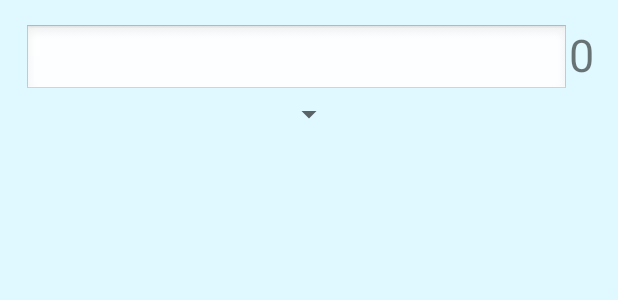
After one commit to Witidek/Haiku-Helper, an Android app: the layout activity_suggestion.xml on its own in the app's theme, with its tools: preview values and no code run, on a phone screen of 412 x 824 dp. The commit adds this screen. Shown: the top 300 px of the screen. Run offline under Robolectric (Android 15) with nearby library versions, the phone set to English and light mode, and no system bars.

Commit message:
Haiku parcelable, started suggestions
- Made Haiku object parcelable
- Started SuggestionActivity
- Changed input types for EditText

```diff
--- /dev/null
+++ b/app/src/main/res/layout/activity_suggestion.xml
@@ -0,0 +1,48 @@
+<?xml version="1.0" encoding="utf-8"?>
+<RelativeLayout xmlns:android="http://schemas.android.com/apk/res/android"
+    xmlns:tools="http://schemas.android.com/tools" android:layout_width="match_parent"
+    android:layout_height="match_parent" android:paddingLeft="@dimen/activity_horizontal_margin"
+    android:paddingRight="@dimen/activity_horizontal_margin"
+    android:paddingTop="@dimen/activity_vertical_margin"
+    android:paddingBottom="@dimen/activity_vertical_margin"
+    tools:context="cmps121.haikuhelper.SuggestionActivity">
+
+    <EditText
+        android:layout_width="wrap_content"
+        android:layout_height="wrap_content"
+        android:id="@+id/editText"
+        android:digits="abcdefghijklmnopqrstuvwxyz ABCDEFGHIJKLMNOPQRSTUVWXYZ"
+        android:singleLine="true"
+        android:background="@android:drawable/edit_text"
+        android:layout_alignParentTop="true"
+        android:layout_alignParentLeft="true"
+        android:layout_alignParentStart="true"
+        android:layout_toLeftOf="@+id/textView14"
+        android:layout_toStartOf="@+id/textView14" />
+
+    <TextView
+        android:layout_width="wrap_content"
+        android:layout_height="wrap_content"
+        android:text="0"
+        android:id="@+id/textView14"
+        android:layout_alignParentTop="true"
+        android:layout_alignParentRight="true"
+        android:layout_alignParentEnd="true"
+        android:textSize="30dp" />
+
+    <Spinner
+        android:layout_width="wrap_content"
+        android:layout_height="wrap_content"
+        android:id="@+id/spinner"
+        android:layout_below="@+id/editText"
+        android:layout_centerHorizontal="true" />
+
+    <ExpandableListView
+        android:layout_width="wrap_content"
+        android:layout_height="wrap_content"
+        android:id="@+id/expandableListView"
+        android:layout_alignParentBottom="true"
+        android:layout_alignParentLeft="true"
+        android:layout_alignParentStart="true"
+        android:layout_below="@+id/spinner" />
+</RelativeLayout>
```
Also changed, not shown: app/src/main/AndroidManifest.xml (+8 -6 lines), app/src/main/java/cmps121/haikuhelper/Haiku.java (+39 -1 lines), app/src/main/java/cmps121/haikuhelper/SuggestionActivity.java (added, +17 -0 lines), app/src/main/java/cmps121/haikuhelper/WritingActivity.java (+13 -0 lines), app/src/main/res/layout/activity_writing.xml (+18 -14 lines), 1 other file.
